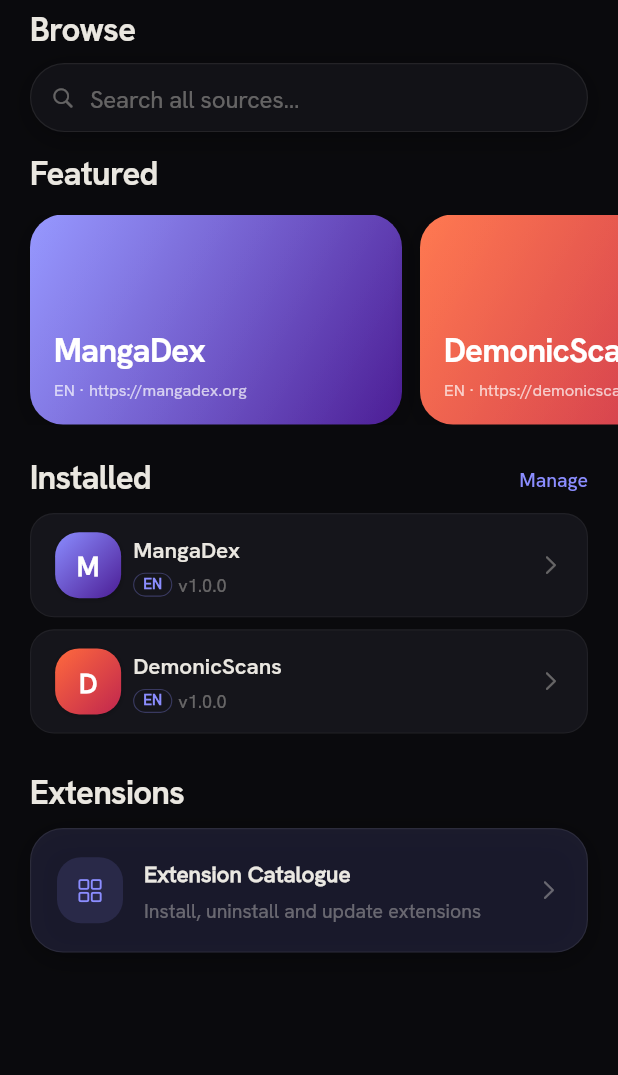
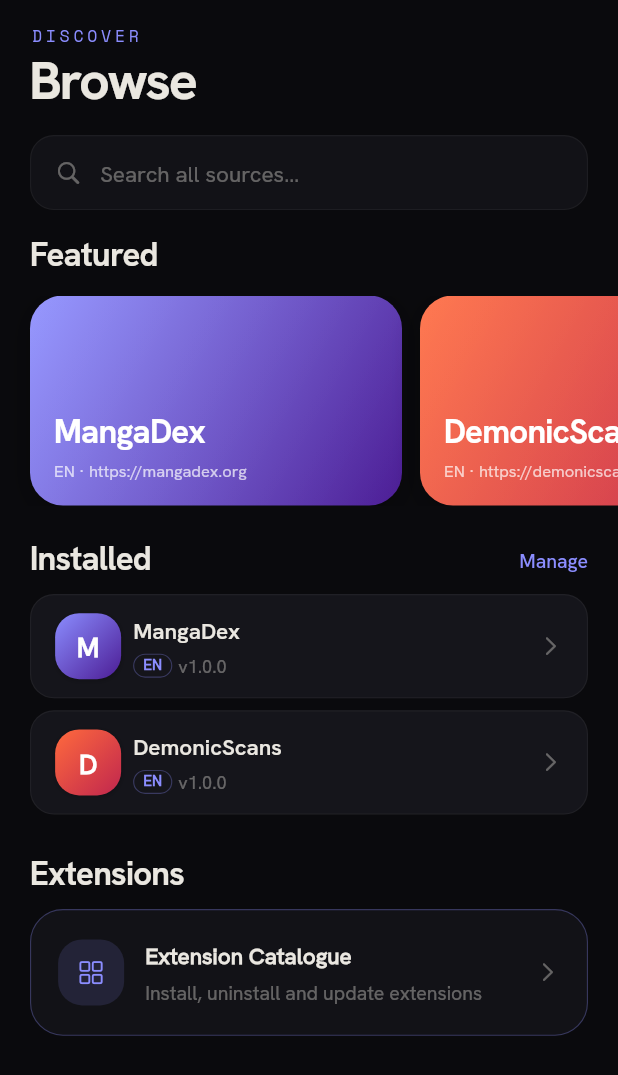
Before and after one commit to tsnyders/comic-center, a Flutter app: the BrowseScreen screen opened directly, on a phone screen of 412 x 824 dp. Shown: the top 1075 px of the screen. Run offline on Flutter 3.47's test engine with Material 3 defaults, Android fonts, the phone set to English and light mode, and no system bars; our stand-ins replace cached_network_image, dio, extended_image, flutter_riverpod, google_sign_in, isar and 3 more; missing offline and left inert: googleapis, screen_brightness; accounts and stored records are empty; generated files the repository leaves out were written again; network calls fail.

Commit message:
LUMEN Browse - mono kicker, Hanken title, de-glassed
Add a mono DISCOVER kicker over an oversized Hanken Browse title; replace the glass search bar and the glass extensions card with solid ink surfaces (hairline borders). Removes the unused app_glass import.

Co-Authored-By: Claude Opus 4.8 <noreply@anthropic.com>

```diff
--- a/lib/features/browse/browse_screen.dart
+++ b/lib/features/browse/browse_screen.dart
@@ -6,7 +6,6 @@ import '../../core/providers/source_registry_provider.dart';
 import '../../core/theme/app_colors.dart';
 import '../../core/theme/app_spacing.dart';
 import '../../core/theme/app_text_styles.dart';
-import '../../shared/widgets/app_glass.dart';
 import '../../shared/widgets/empty_state.dart';
 import 'extensions_screen.dart';
 import 'source_manga_screen.dart';
@@ -96,21 +95,29 @@ class BrowseScreen extends ConsumerWidget {
         slivers: [
           SliverToBoxAdapter(child: SizedBox(height: topPadding + 8)),
 
-          // ── Title + search pill ──────────────────────────────────────────
+          // ── Kicker + title + search ───────────────────────────────────────
           SliverToBoxAdapter(
             child: Padding(
-              padding: const EdgeInsets.fromLTRB(20, 0, 20, 12),
+              padding: const EdgeInsets.fromLTRB(20, 8, 20, 14),
               child: Column(
                 crossAxisAlignment: CrossAxisAlignment.start,
                 children: [
                   Text(
+                    'DISCOVER',
+                    style: AppTextStyles.metaMono.copyWith(
+                      color: context.accentColor,
+                      letterSpacing: 2.5,
+                    ),
+                  ),
+                  const SizedBox(height: 6),
+                  Text(
                     'Browse',
-                    style: AppTextStyles.hero.copyWith(
+                    style: AppTextStyles.displayM.copyWith(
                       color: context.textPrimaryColor,
                     ),
                   ),
-                  const SizedBox(height: 10),
-                  _GlassSearchBar(),
+                  const SizedBox(height: 16),
+                  _SearchBar(),
                 ],
               ),
             ),
@@ -243,36 +250,36 @@ class BrowseScreen extends ConsumerWidget {
   }
 }
 
-// ── Glass search bar ──────────────────────────────────────────────────────────
+// ── Search bar (solid LUMEN surface) ──────────────────────────────────────────
 
-class _GlassSearchBar extends StatelessWidget {
+class _SearchBar extends StatelessWidget {
   @override
   Widget build(BuildContext context) {
-    return AppGlass(
-      borderRadius: AppRadius.pill,
-      blur: 16,
-      child: SizedBox(
-        height: 46,
+    return Container(
+      height: 50,
+      padding: const EdgeInsets.symmetric(horizontal: 16),
+      decoration: BoxDecoration(
+        color: context.surfaceColor,
+        borderRadius: BorderRadius.circular(AppRadius.md),
+        border: Border.all(
+          color: context.borderColor,
+          width: AppRadius.hairline,
+        ),
+      ),
       child: Row(
         children: [
-            const SizedBox(width: 14),
-            Icon(
-              CupertinoIcons.search,
-              size: 16,
-              color: context.textTertiaryColor,
-            ),
-            const SizedBox(width: 10),
+          Icon(CupertinoIcons.search,
+              size: 18, color: context.textTertiaryColor),
+          const SizedBox(width: 12),
           Expanded(
             child: Text(
               'Search all sources…',
-                style: AppTextStyles.bodyLarge.copyWith(
+              style: AppTextStyles.bodyMedium.copyWith(
                 color: context.textTertiaryColor,
-                  fontWeight: FontWeight.w400,
               ),
             ),
           ),
         ],
-        ),
       ),
     );
   }
@@ -302,11 +309,16 @@ class _ExtensionsCardState extends State<_ExtensionsCard> {
         scale: _pressed ? AppMotion.pressScale : 1.0,
         duration: AppMotion.fast,
         curve: AppMotion.easeOut,
-        child: AppGlass(
-          borderRadius: AppRadius.lg,
-          blur: 20,
-          tint: context.accentSubtleColor,
+        child: Container(
           padding: const EdgeInsets.all(18),
+          decoration: BoxDecoration(
+            color: context.surfaceColor,
+            borderRadius: BorderRadius.circular(AppRadius.lg),
+            border: Border.all(
+              color: context.accentLineColor,
+              width: AppRadius.hairline,
+            ),
+          ),
           child: Row(
             children: [
               Container(
```
Lines whose indentation alone changed are shown as unchanged.
